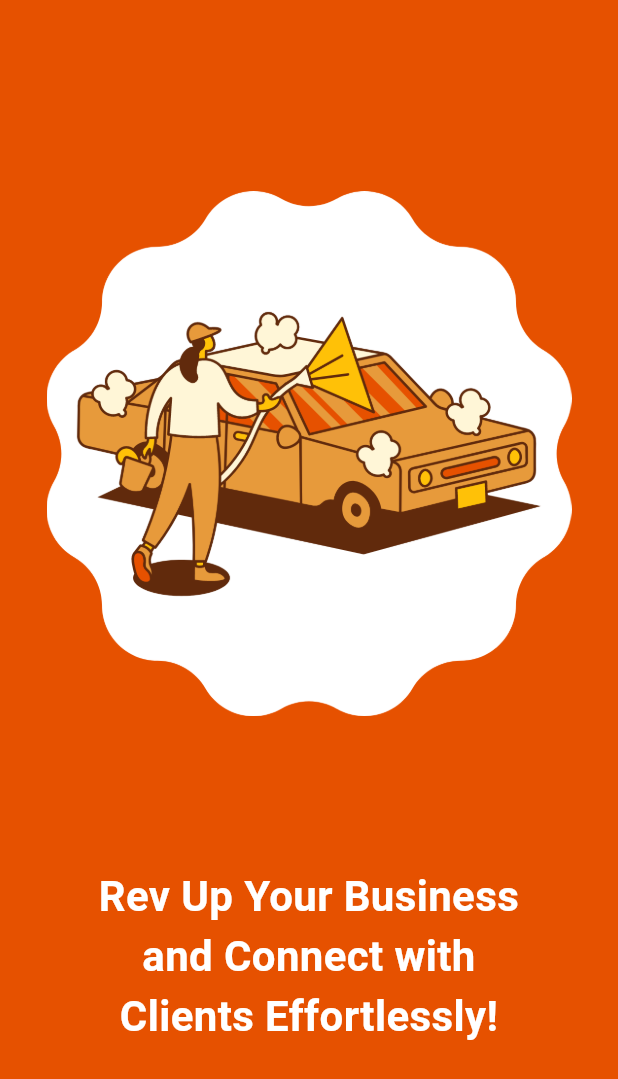
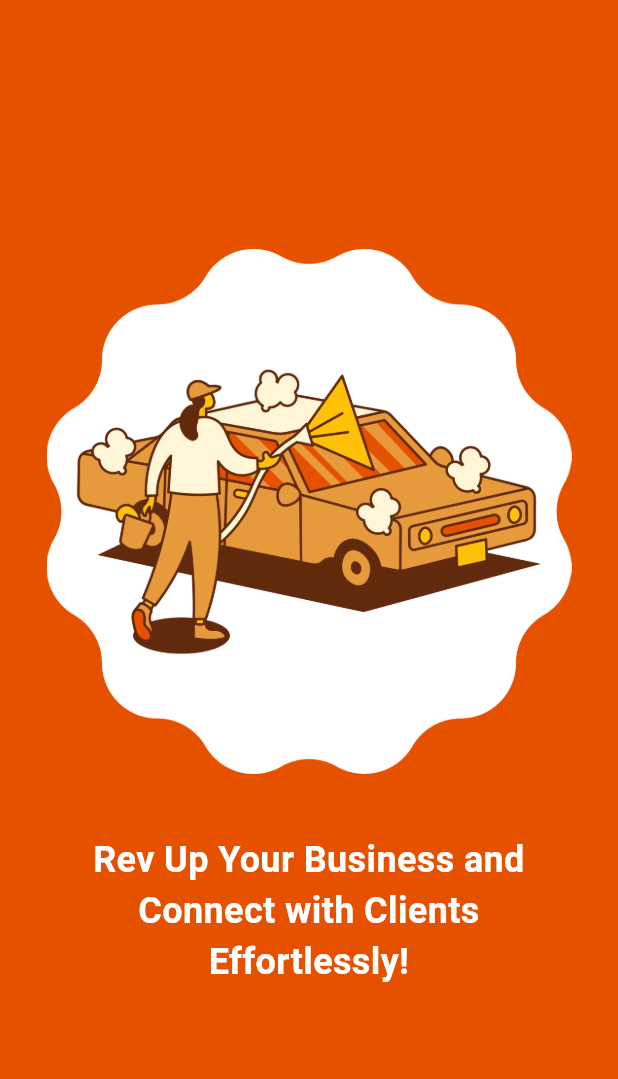
Before and after one commit to TechPyllars2024/AutoCareAutomotive, a Flutter app: the Onboardingpage1 screen opened directly, on a phone screen of 412 x 824 dp. Shown: the top 1079 px of the screen. Run offline on Flutter 3.47's test engine with Material 3 defaults, Android fonts, the phone set to English and light mode, and no system bars; drawn by our look-alikes of flutter_animate; our stand-ins replace carousel_slider, cloud_firestore, curved_navigation_bar, file_picker, firebase_auth, firebase_core and 8 more; missing offline and left inert: flutter_pannable_rating_bar, flutter_pdfview; accounts and stored records are empty.

Commit message:
Updated Onboardingpage1

```diff
--- a/lib/Authentication/screens/onboardingPage1.dart
+++ b/lib/Authentication/screens/onboardingPage1.dart
@@ -13,15 +13,7 @@ class _Onboardingpage1State extends State<Onboardingpage1> {
   @override
   Widget build(BuildContext context) {
     return Scaffold(
-
       backgroundColor: Colors.orange.shade900,
-      appBar: PreferredSize(
-        preferredSize: const Size.fromHeight(1.0), // Set the height of the AppBar
-        child: AppBar(
-          automaticallyImplyLeading: false,
-          backgroundColor: Colors.orange.shade900,
-        ),
-      ),
       body: Center(
         child: Column(
             mainAxisAlignment: MainAxisAlignment.center,
@@ -33,19 +25,17 @@ class _Onboardingpage1State extends State<Onboardingpage1> {
                 fit: BoxFit.cover,
               ).animate(onPlay: (controller) => controller.repeat())
                   .shimmer(delay: 1000.ms, duration: 1400.ms),
-              const SizedBox(height: 100),
-              const Positioned(
-                child: Padding(
+              const SizedBox(height: 40),
+              const Padding(
                 padding: EdgeInsets.symmetric(horizontal: 50.0),
                 child: Text(
                   'Rev Up Your Business and Connect with Clients Effortlessly!',
                   style: TextStyle(
-                      fontSize: 28,
+                    fontSize: 24, // Adjust font size if necessary
                     fontWeight: FontWeight.bold,
                     color: Colors.white,
                   ),
                   textAlign: TextAlign.center,
-                  ),
                 ),
               ),
             ]
```
Lines whose indentation alone changed are shown as unchanged.
